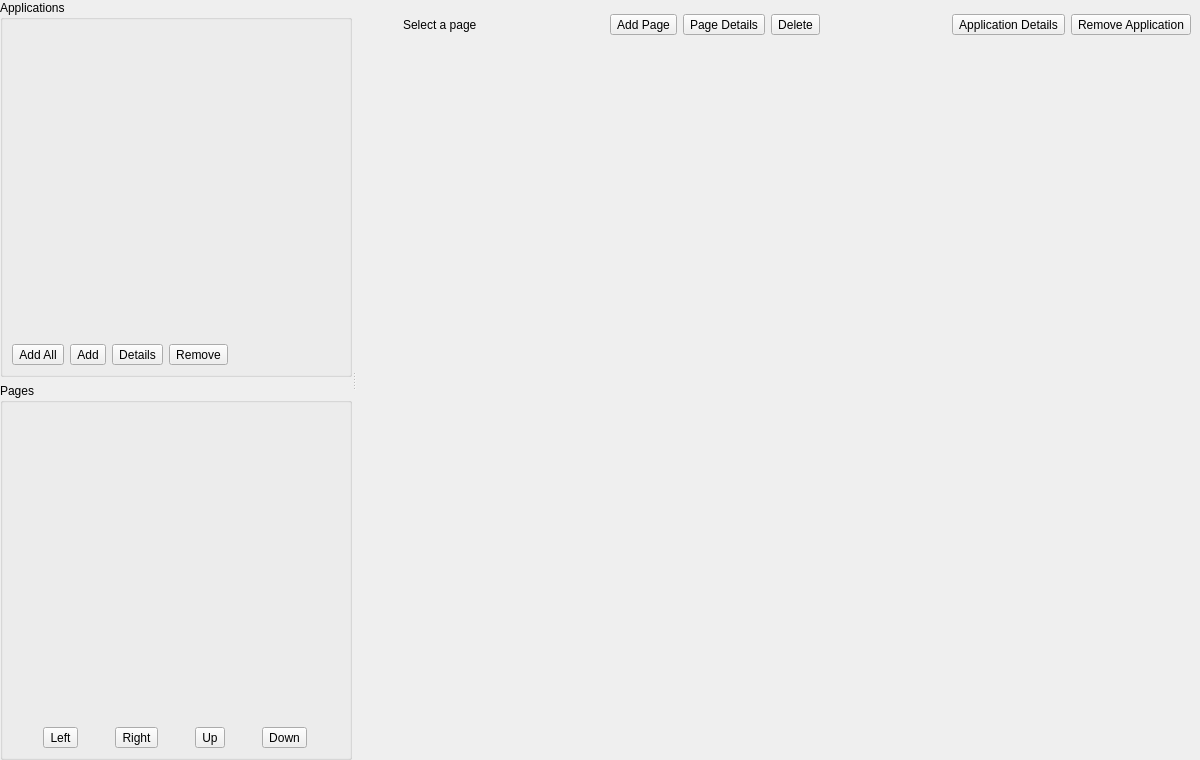
Qt form ui/settings/Apps.ui (OpenFairWind/FairWindSK) before a commit.
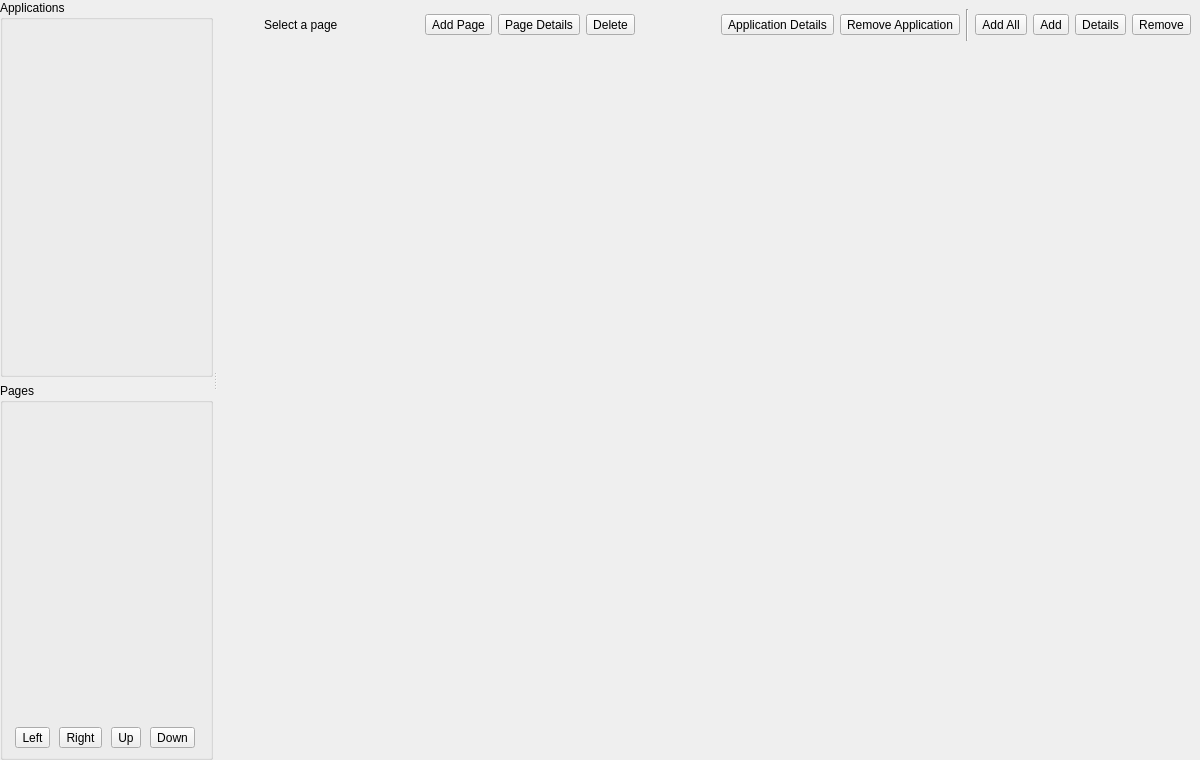
The same form after that commit. Icons and pictures are not drawn.

Commit message: Reposition apps palette actions

```diff
--- a/ui/settings/Apps.ui
+++ b/ui/settings/Apps.ui
@@ -110,98 +110,6 @@
           </item>
           <item>
            <layout class="QHBoxLayout" name="horizontalLayout_AvailableAppButtons">
-           <item>
-             <widget class="QToolButton" name="toolButton_AddAllApps">
-              <property name="toolTip">
-               <string>Add all applications to pages</string>
-              </property>
-              <property name="icon">
-               <iconset>
-                <normaloff>:/resources/svg/OpenBridge/widget-add-google.svg</normaloff>:/resources/svg/OpenBridge/widget-add-google.svg</iconset>
-              </property>
-              <property name="iconSize">
-               <size>
-                <width>24</width>
-                <height>24</height>
-               </size>
-              </property>
-              <property name="toolButtonStyle">
-               <enum>Qt::ToolButtonIconOnly</enum>
-              </property>
-              <property name="text">
-               <string>Add All</string>
-              </property>
-             </widget>
-            </item>
-            <item>
-             <widget class="QToolButton" name="toolButton_Add">
-              <property name="toolTip">
-               <string>Add application</string>
-              </property>
-              <property name="icon">
-               <iconset>
-                <normaloff>:/resources/svg/OpenBridge/widget-add-google.svg</normaloff>:/resources/svg/OpenBridge/widget-add-google.svg</iconset>
-              </property>
-              <property name="iconSize">
-               <size>
-                <width>24</width>
-                <height>24</height>
-               </size>
-              </property>
-              <property name="toolButtonStyle">
-               <enum>Qt::ToolButtonIconOnly</enum>
-              </property>
-              <property name="text">
-               <string>Add</string>
-              </property>
-             </widget>
-            </item>
-            <item>
-             <widget class="QToolButton" name="toolButton_EditApp">
-              <property name="toolTip">
-               <string>Application details</string>
-              </property>
-              <property name="icon">
-               <iconset>
-                <normaloff>:/resources/svg/OpenBridge/info.svg</normaloff>:/resources/svg/OpenBridge/info.svg</iconset>
-              </property>
-              <property name="iconSize">
-               <size>
-                <width>24</width>
-                <height>24</height>
-               </size>
-              </property>
-              <property name="toolButtonStyle">
-               <enum>Qt::ToolButtonIconOnly</enum>
-              </property>
-              <property name="text">
-               <string>Details</string>
-              </property>
-             </widget>
-            </item>
-            <item>
-             <widget class="QToolButton" name="toolButton_Remove">
-              <property name="toolTip">
-               <string>Delete application</string>
-              </property>
-              <property name="icon">
-               <iconset>
-                <normaloff>:/resources/svg/OpenBridge/delete-google.svg</normaloff>:/resources/svg/OpenBridge/delete-google.svg</iconset>
-              </property>
-              <property name="iconSize">
-               <size>
-                <width>24</width>
-                <height>24</height>
-               </size>
-              </property>
-              <property name="toolButtonStyle">
-               <enum>Qt::ToolButtonIconOnly</enum>
-              </property>
-              <property name="text">
-               <string>Remove</string>
-              </property>
-             </widget>
-            </item>
             <item>
              <spacer name="horizontalSpacer_Available">
               <property name="orientation">
@@ -496,7 +404,7 @@
                 </widget>
                </item>
                <item>
-                <widget class="QToolButton" name="toolButton_ClearPageSlot">
+               <widget class="QToolButton" name="toolButton_ClearPageSlot">
                  <property name="toolTip">
                   <string>Remove application from page</string>
                  </property>
@@ -518,6 +426,105 @@
                  </property>
                 </widget>
                </item>
+               <item>
+                <widget class="Line" name="line_PageHeaderSeparator">
+                 <property name="orientation">
+                  <enum>Qt::Vertical</enum>
+                 </property>
+                </widget>
+               </item>
+               <item>
+                <widget class="QToolButton" name="toolButton_AddAllApps">
+                 <property name="toolTip">
+                  <string>Add all applications to pages</string>
+                 </property>
+                 <property name="icon">
+                  <iconset>
+                   <normaloff>:/resources/svg/OpenBridge/widget-add-google.svg</normaloff>:/resources/svg/OpenBridge/widget-add-google.svg</iconset>
+                 </property>
+                 <property name="iconSize">
+                  <size>
+                   <width>24</width>
+                   <height>24</height>
+                  </size>
+                 </property>
+                 <property name="toolButtonStyle">
+                  <enum>Qt::ToolButtonIconOnly</enum>
+                 </property>
+                 <property name="text">
+                  <string>Add All</string>
+                 </property>
+                </widget>
+               </item>
+               <item>
+                <widget class="QToolButton" name="toolButton_Add">
+                 <property name="toolTip">
+                  <string>Add application</string>
+                 </property>
+                 <property name="icon">
+                  <iconset>
+                   <normaloff>:/resources/svg/OpenBridge/widget-add-google.svg</normaloff>:/resources/svg/OpenBridge/widget-add-google.svg</iconset>
+                 </property>
+                 <property name="iconSize">
+                  <size>
+                   <width>24</width>
+                   <height>24</height>
+                  </size>
+                 </property>
+                 <property name="toolButtonStyle">
+                  <enum>Qt::ToolButtonIconOnly</enum>
+                 </property>
+                 <property name="text">
+                  <string>Add</string>
+                 </property>
+                </widget>
+               </item>
+               <item>
+                <widget class="QToolButton" name="toolButton_EditApp">
+                 <property name="toolTip">
+                  <string>Application details</string>
+                 </property>
+                 <property name="icon">
+                  <iconset>
+                   <normaloff>:/resources/svg/OpenBridge/info.svg</normaloff>:/resources/svg/OpenBridge/info.svg</iconset>
+                 </property>
+                 <property name="iconSize">
+                  <size>
+                   <width>24</width>
+                   <height>24</height>
+                  </size>
+                 </property>
+                 <property name="toolButtonStyle">
+                  <enum>Qt::ToolButtonIconOnly</enum>
+                 </property>
+                 <property name="text">
+                  <string>Details</string>
+                 </property>
+                </widget>
+               </item>
+               <item>
+                <widget class="QToolButton" name="toolButton_Remove">
+                 <property name="toolTip">
+                  <string>Delete application</string>
+                 </property>
+                 <property name="icon">
+                  <iconset>
+                   <normaloff>:/resources/svg/OpenBridge/delete-google.svg</normaloff>:/resources/svg/OpenBridge/delete-google.svg</iconset>
+                 </property>
+                 <property name="iconSize">
+                  <size>
+                   <width>24</width>
+                   <height>24</height>
+                  </size>
+                 </property>
+                 <property name="toolButtonStyle">
+                  <enum>Qt::ToolButtonIconOnly</enum>
+                 </property>
+                 <property name="text">
+                  <string>Remove</string>
+                 </property>
+                </widget>
+               </item>
               </layout>
              </item>
             </layout>
```
